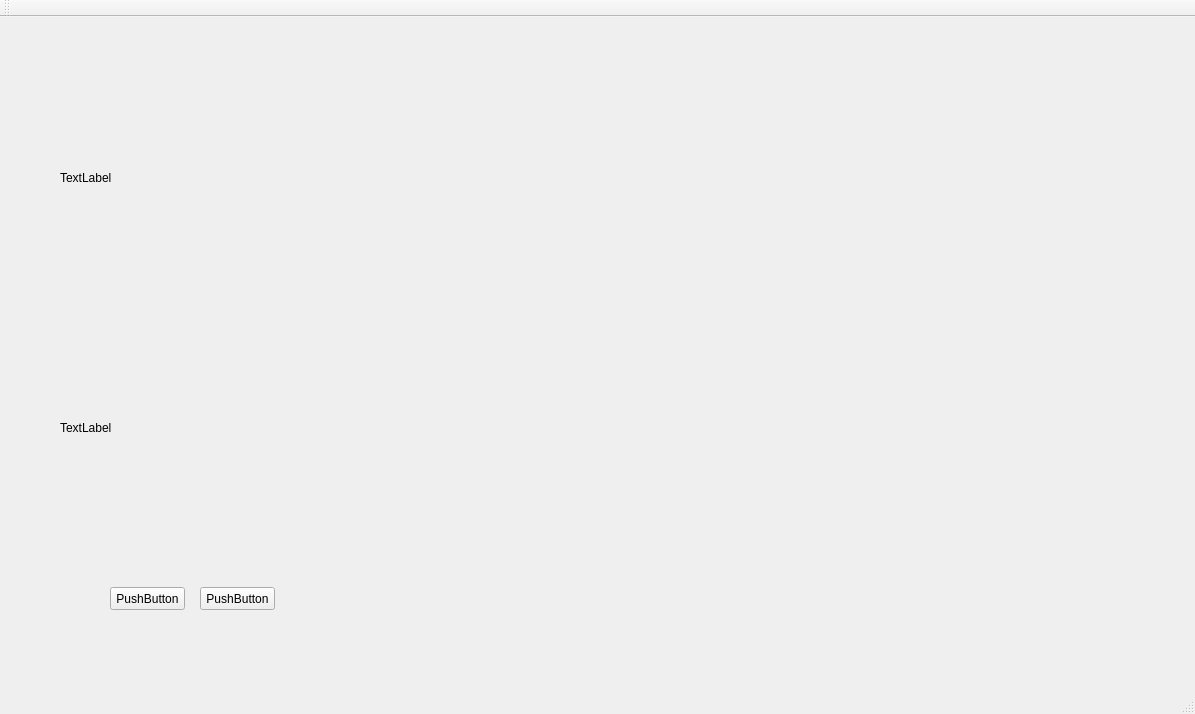
The window that mainwindow.ui (heathen557/show3DPointCloud) describes before a commit, drawn with Qt 5.
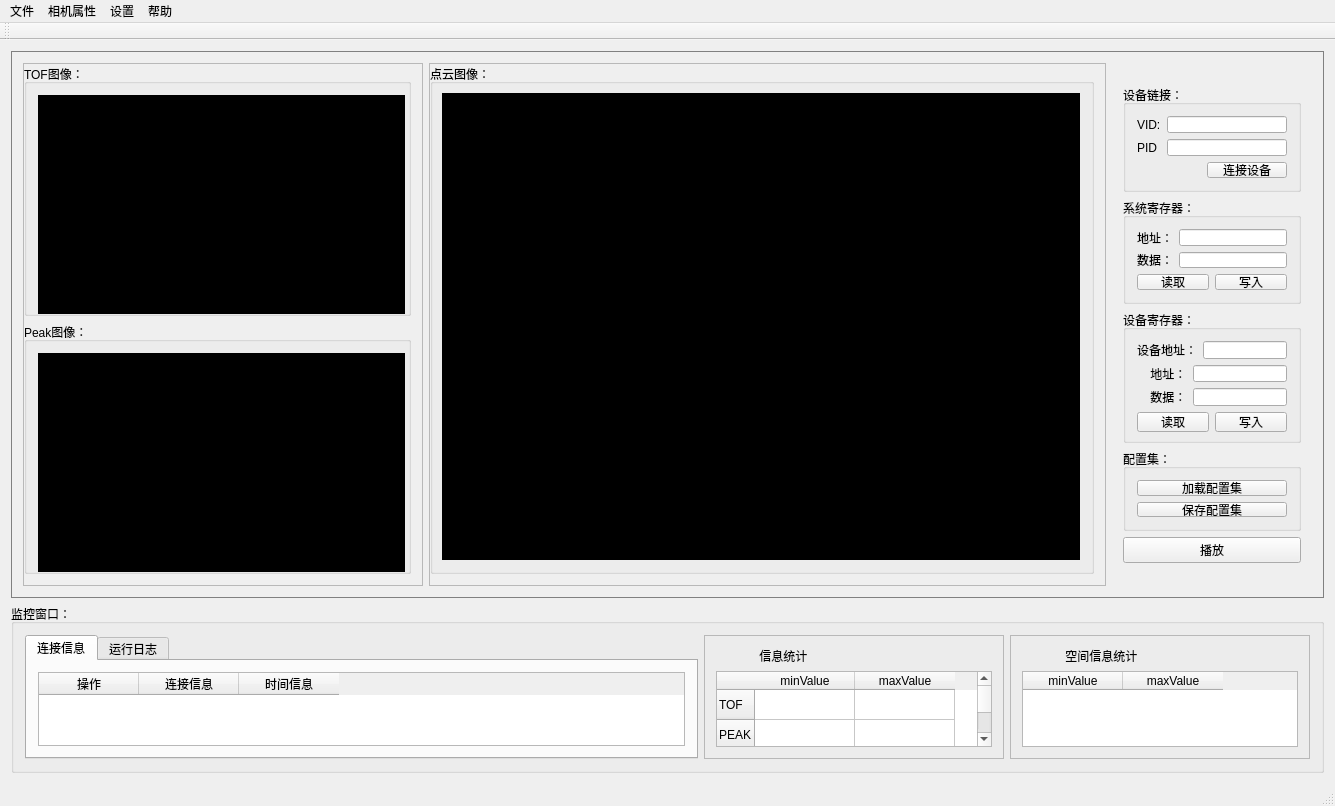
The same window after the commit. Icons and pictures are not drawn. Custom widgets are drawn as their Qt base class.

Commit message: 1、界面修改初版 2、显示正常，寄存器等操作功能还未添加； 3、点云显示时，未添加滤波，索引问题会导致显示颜色不正常； 4、下方日志等控件信息未添加； 5、文件保存信息未添加；

Patch:
```diff
--- a/mainwindow.ui
+++ b/mainwindow.ui
@@ -6,92 +6,718 @@
    <rect>
     <x>0</x>
     <y>0</y>
-    <width>1195</width>
-    <height>714</height>
+    <width>1335</width>
+    <height>806</height>
    </rect>
   </property>
+  <property name="minimumSize">
+   <size>
+    <width>1330</width>
+    <height>806</height>
+   </size>
+  </property>
   <property name="windowTitle">
-   <string>三维点云显示</string>
+   <string>芯视界USB设备测试程序</string>
+  </property>
+  <property name="windowIcon">
+   <iconset>
+    <normaloff>icon_1.png</normaloff>icon_1.png</iconset>
+  </property>
+  <property name="styleSheet">
+   <string notr="true"/>
+  </property>
+  <property name="tabShape">
+   <enum>QTabWidget::Rounded</enum>
   </property>
   <widget class="QWidget" name="centralWidget">
-   <widget class="GLWidget" name="widget" native="true">
-    <property name="geometry">
-     <rect>
-      <x>640</x>
-      <y>50</y>
-      <width>500</width>
-      <height>481</height>
-     </rect>
-    </property>
-    <property name="minimumSize">
-     <size>
-      <width>500</width>
-      <height>400</height>
-     </size>
-    </property>
-   </widget>
-   <widget class="QPushButton" name="pushButton">
-    <property name="geometry">
-     <rect>
-      <x>110</x>
-      <y>570</y>
-      <width>75</width>
-      <height>23</height>
-     </rect>
-    </property>
-    <property name="text">
-     <string>PushButton</string>
-    </property>
-   </widget>
-   <widget class="QPushButton" name="pushButton_2">
-    <property name="geometry">
-     <rect>
-      <x>200</x>
-      <y>570</y>
-      <width>75</width>
-      <height>23</height>
-     </rect>
-    </property>
-    <property name="text">
-     <string>PushButton</string>
-    </property>
-   </widget>
-   <widget class="QLabel" name="showTOF_label">
-    <property name="geometry">
-     <rect>
-      <x>60</x>
-      <y>50</y>
-      <width>531</width>
-      <height>221</height>
-     </rect>
-    </property>
-    <property name="text">
-     <string>TextLabel</string>
-    </property>
-   </widget>
-   <widget class="QLabel" name="showIntensity_label">
-    <property name="geometry">
-     <rect>
-      <x>60</x>
-      <y>300</y>
-      <width>531</width>
-      <height>221</height>
-     </rect>
-    </property>
-    <property name="text">
-     <string>TextLabel</string>
-    </property>
-   </widget>
+   <layout class="QGridLayout" name="gridLayout">
+    <item row="0" column="0">
+     <widget class="QFrame" name="frame_4">
+      <property name="styleSheet">
+       <string notr="true">QFrame#frame_4{
+border:1px solid grey;}</string>
+      </property>
+      <property name="frameShape">
+       <enum>QFrame::StyledPanel</enum>
+      </property>
+      <property name="frameShadow">
+       <enum>QFrame::Raised</enum>
+      </property>
+      <layout class="QGridLayout" name="gridLayout_7">
+       <item row="0" column="0">
+        <layout class="QHBoxLayout" name="horizontalLayout">
+         <item>
+          <widget class="QFrame" name="frame">
+           <property name="maximumSize">
+            <size>
+             <width>400</width>
+             <height>523</height>
+            </size>
+           </property>
+           <property name="styleSheet">
+            <string notr="true"/>
+           </property>
+           <property name="frameShape">
+            <enum>QFrame::StyledPanel</enum>
+           </property>
+           <property name="frameShadow">
+            <enum>QFrame::Raised</enum>
+           </property>
+           <layout class="QGridLayout" name="gridLayout_2">
+            <property name="leftMargin">
+             <number>0</number>
+            </property>
+            <property name="topMargin">
+             <number>0</number>
+            </property>
+            <item row="0" column="0">
+             <layout class="QVBoxLayout" name="verticalLayout">
+              <item>
+               <widget class="QGroupBox" name="groupBox">
+                <property name="styleSheet">
+                 <string notr="true">font:10pt &quot;黑体&quot;;</string>
+                </property>
+                <property name="title">
+                 <string>TOF图像：</string>
+                </property>
+                <layout class="QGridLayout" name="gridLayout_3">
+                 <item row="0" column="0">
+                  <widget class="QLabel" name="showTOF_label">
+                   <property name="minimumSize">
+                    <size>
+                     <width>367</width>
+                     <height>219</height>
+                    </size>
+                   </property>
+                   <property name="styleSheet">
+                    <string notr="true">border:1px solid black;
+background-color: rgb(0, 0, 0);</string>
+                   </property>
+                   <property name="text">
+                    <string/>
+                   </property>
+                  </widget>
+                 </item>
+                </layout>
+               </widget>
+              </item>
+              <item>
+               <widget class="QGroupBox" name="groupBox_2">
+                <property name="styleSheet">
+                 <string notr="true">font:10pt &quot;黑体&quot;;</string>
+                </property>
+                <property name="title">
+                 <string>Peak图像：</string>
+                </property>
+                <layout class="QGridLayout" name="gridLayout_4">
+                 <item row="0" column="0">
+                  <widget class="QLabel" name="showIntensity_label">
+                   <property name="minimumSize">
+                    <size>
+                     <width>367</width>
+                     <height>219</height>
+                    </size>
+                   </property>
+                   <property name="maximumSize">
+                    <size>
+                     <width>358</width>
+                     <height>16777215</height>
+                    </size>
+                   </property>
+                   <property name="styleSheet">
+                    <string notr="true">border:1px solid black;
+background-color: rgb(0, 0, 0);</string>
+                   </property>
+                   <property name="text">
+                    <string/>
+                   </property>
+                  </widget>
+                 </item>
+                </layout>
+               </widget>
+              </item>
+             </layout>
+            </item>
+           </layout>
+          </widget>
+         </item>
+         <item>
+          <widget class="QFrame" name="frame_3">
+           <property name="styleSheet">
+            <string notr="true"/>
+           </property>
+           <property name="frameShape">
+            <enum>QFrame::StyledPanel</enum>
+           </property>
+           <property name="frameShadow">
+            <enum>QFrame::Raised</enum>
+           </property>
+           <layout class="QGridLayout" name="gridLayout_5">
+            <property name="leftMargin">
+             <number>0</number>
+            </property>
+            <property name="topMargin">
+             <number>0</number>
+            </property>
+            <item row="0" column="0">
+             <widget class="QGroupBox" name="groupBox_3">
+              <property name="styleSheet">
+               <string notr="true">font:10pt &quot;黑体&quot;;</string>
+              </property>
+              <property name="title">
+               <string>点云图像：</string>
+              </property>
+              <layout class="QGridLayout" name="gridLayout_6">
+               <property name="leftMargin">
+                <number>9</number>
+               </property>
+               <property name="topMargin">
+                <number>9</number>
+               </property>
+               <item row="0" column="0">
+                <widget class="GLWidget" name="widget" native="true">
+                 <property name="minimumSize">
+                  <size>
+                   <width>0</width>
+                   <height>0</height>
+                  </size>
+                 </property>
+                 <property name="maximumSize">
+                  <size>
+                   <width>16777215</width>
+                   <height>485</height>
+                  </size>
+                 </property>
+                 <property name="styleSheet">
+                  <string notr="true">border:1px solid black;
+background-color: rgb(0, 0, 0);</string>
+                 </property>
+                 <zorder>frame_2</zorder>
+                 <zorder>frame_2</zorder>
+                 <zorder>frame_2</zorder>
+                 <zorder>frame_2</zorder>
+                </widget>
+               </item>
+              </layout>
+             </widget>
+            </item>
+           </layout>
+          </widget>
+         </item>
+         <item>
+          <widget class="QFrame" name="frame_2">
+           <property name="enabled">
+            <bool>true</bool>
+           </property>
+           <property name="sizePolicy">
+            <sizepolicy hsizetype="Preferred" vsizetype="Preferred">
+             <horstretch>0</horstretch>
+             <verstretch>0</verstretch>
+            </sizepolicy>
+           </property>
+           <property name="minimumSize">
+            <size>
+             <width>200</width>
+             <height>0</height>
+            </size>
+           </property>
+           <property name="maximumSize">
+            <size>
+             <width>200</width>
+             <height>500</height>
+            </size>
+           </property>
+           <property name="styleSheet">
+            <string notr="true"/>
+           </property>
+           <layout class="QGridLayout" name="gridLayout_12">
+            <item row="0" column="0">
+             <layout class="QVBoxLayout" name="verticalLayout_3">
+              <item>
+               <widget class="QGroupBox" name="groupBox_4">
+                <property name="maximumSize">
+                 <size>
+                  <width>16777215</width>
+                  <height>107</height>
+                 </size>
+                </property>
+                <property name="styleSheet">
+                 <string notr="true">font:10pt &quot;黑体&quot;;</string>
+                </property>
+                <property name="title">
+                 <string>设备链接：</string>
+                </property>
+                <layout class="QGridLayout" name="gridLayout_8">
+                 <item row="0" column="0">
+                  <layout class="QHBoxLayout" name="horizontalLayout_2">
+                   <item>
+                    <widget class="QLabel" name="label">
+                     <property name="text">
+                      <string>VID:</string>
+                     </property>
+                    </widget>
+                   </item>
+                   <item>
+                    <widget class="QLineEdit" name="VID_lineEdit"/>
+                   </item>
+                  </layout>
+                 </item>
+                 <item row="1" column="0">
+                  <layout class="QHBoxLayout" name="horizontalLayout_3">
+                   <item>
+                    <widget class="QLabel" name="label_2">
+                     <property name="text">
+                      <string>PID </string>
+                     </property>
+                    </widget>
+                   </item>
+                   <item>
+                    <widget class="QLineEdit" name="PID_lineEdit"/>
+                   </item>
+                  </layout>
+                 </item>
+                 <item row="2" column="0">
+                  <layout class="QHBoxLayout" name="horizontalLayout_7">
+                   <item>
+                    <spacer name="horizontalSpacer">
+                     <property name="orientation">
+                      <enum>Qt::Horizontal</enum>
+                     </property>
+                     <property name="sizeHint" stdset="0">
+                      <size>
+                       <width>40</width>
+                       <height>20</height>
+                      </size>
+                     </property>
+                    </spacer>
+                   </item>
+                   <item>
+                    <widget class="QPushButton" name="pushButton">
+                     <property name="styleSheet">
+                      <string notr="true">font:10pt &quot;黑体&quot;;</string>
+                     </property>
+                     <property name="text">
+                      <string>连接设备</string>
+                     </property>
+                    </widget>
+                   </item>
+                  </layout>
+                 </item>
+                </layout>
+               </widget>
+              </item>
+              <item>
+               <widget class="QGroupBox" name="groupBox_6">
+                <property name="maximumSize">
+                 <size>
+                  <width>16777215</width>
+                  <height>106</height>
+                 </size>
+                </property>
+                <property name="styleSheet">
+                 <string notr="true">font:10pt &quot;黑体&quot;;
+</string>
+                </property>
+                <property name="title">
+                 <string>系统寄存器：</string>
+                </property>
+                <layout class="QGridLayout" name="gridLayout_9">
+                 <item row="0" column="0">
+                  <layout class="QHBoxLayout" name="horizontalLayout_4">
+                   <item>
+                    <widget class="QLabel" name="label_3">
+                     <property name="text">
+                      <string>地址：</string>
+                     </property>
+                    </widget>
+                   </item>
+                   <item>
+                    <widget class="QLineEdit" name="lineEdit"/>
+                   </item>
+                  </layout>
+                 </item>
+                 <item row="1" column="0">
+                  <layout class="QHBoxLayout" name="horizontalLayout_5">
+                   <item>
+                    <widget class="QLabel" name="label_4">
+                     <property name="text">
+                      <string>数据：</string>
+                     </property>
+                    </widget>
+                   </item>
+                   <item>
+                    <widget class="QLineEdit" name="lineEdit_2"/>
+                   </item>
+                  </layout>
+                 </item>
+                 <item row="2" column="0">
+                  <layout class="QHBoxLayout" name="horizontalLayout_6">
+                   <item>
+                    <widget class="QPushButton" name="pushButton_3">
+                     <property name="text">
+                      <string>读取</string>
+                     </property>
+                    </widget>
+                   </item>
+                   <item>
+                    <widget class="QPushButton" name="pushButton_4">
+                     <property name="text">
+                      <string>写入</string>
+                     </property>
+                    </widget>
+                   </item>
+                  </layout>
+                 </item>
+                </layout>
+               </widget>
+              </item>
+              <item>
+               <widget class="QGroupBox" name="groupBox_7">
+                <property name="minimumSize">
+                 <size>
+                  <width>0</width>
+                  <height>0</height>
+                 </size>
+                </property>
+                <property name="styleSheet">
+                 <string notr="true">font:10pt &quot;黑体&quot;;</string>
+                </property>
+                <property name="title">
+                 <string>设备寄存器：</string>
+                </property>
+                <layout class="QGridLayout" name="gridLayout_10">
+                 <item row="0" column="0">
+                  <layout class="QHBoxLayout" name="horizontalLayout_8">
+                   <item>
+                    <widget class="QLabel" name="label_5">
+                     <property name="text">
+                      <string>设备地址：</string>
+                     </property>
+                    </widget>
+                   </item>
+                   <item>
+                    <widget class="QLineEdit" name="lineEdit_3"/>
+                   </item>
+                  </layout>
+                 </item>
+                 <item row="1" column="0">
+                  <layout class="QHBoxLayout" name="horizontalLayout_9">
+                   <item>
+                    <widget class="QLabel" name="label_7">
+                     <property name="text">
+                      <string>    地址：</string>
+                     </property>
+                    </widget>
+                   </item>
+                   <item>
+                    <widget class="QLineEdit" name="lineEdit_4"/>
+                   </item>
+                  </layout>
+                 </item>
+                 <item row="2" column="0">
+                  <layout class="QHBoxLayout" name="horizontalLayout_10">
+                   <item>
+                    <widget class="QLabel" name="label_8">
+                     <property name="text">
+                      <string>    数据：</string>
+                     </property>
+                    </widget>
+                   </item>
+                   <item>
+                    <widget class="QLineEdit" name="lineEdit_5"/>
+                   </item>
+                  </layout>
+                 </item>
+                 <item row="3" column="0">
+                  <layout class="QHBoxLayout" name="horizontalLayout_11">
+                   <item>
+                    <widget class="QPushButton" name="pushButton_5">
+                     <property name="minimumSize">
+                      <size>
+                       <width>0</width>
+                       <height>20</height>
+                      </size>
+                     </property>
+                     <property name="text">
+                      <string>读取</string>
+                     </property>
+                    </widget>
+                   </item>
+                   <item>
+                    <widget class="QPushButton" name="pushButton_6">
+                     <property name="minimumSize">
+                      <size>
+                       <width>0</width>
+                       <height>20</height>
+                      </size>
+                     </property>
+                     <property name="text">
+                      <string>写入</string>
+                     </property>
+                    </widget>
+                   </item>
+                  </layout>
+                 </item>
+                </layout>
+               </widget>
+              </item>
+              <item>
+               <widget class="QGroupBox" name="groupBox_8">
+                <property name="maximumSize">
+                 <size>
+                  <width>16777215</width>
+                  <height>82</height>
+                 </size>
+                </property>
+                <property name="title">
+                 <string>配置集：</string>
+                </property>
+                <layout class="QGridLayout" name="gridLayout_11">
+                 <item row="0" column="0">
+                  <layout class="QVBoxLayout" name="verticalLayout_2">
+                   <item>
+                    <widget class="QPushButton" name="pushButton_7">
+                     <property name="text">
+                      <string>加载配置集</string>
+                     </property>
+                    </widget>
+                   </item>
+                   <item>
+                    <widget class="QPushButton" name="pushButton_8">
+                     <property name="text">
+                      <string>保存配置集</string>
+                     </property>
+                    </widget>
+                   </item>
+                  </layout>
+                 </item>
+                </layout>
+               </widget>
+              </item>
+              <item>
+               <layout class="QHBoxLayout" name="horizontalLayout_12">
+                <item>
+                 <widget class="QPushButton" name="pushButton_2">
+                  <property name="styleSheet">
+                   <string notr="true">font:10pt &quot;黑体&quot;;</string>
+                  </property>
+                  <property name="text">
+                   <string>播放</string>
+                  </property>
+                 </widget>
+                </item>
+               </layout>
+              </item>
+             </layout>
+            </item>
+           </layout>
+          </widget>
+         </item>
+        </layout>
+       </item>
+      </layout>
+     </widget>
+    </item>
+    <item row="1" column="0">
+     <widget class="QGroupBox" name="groupBox_5">
+      <property name="maximumSize">
+       <size>
+        <width>16777215</width>
+        <height>180</height>
+       </size>
+      </property>
+      <property name="styleSheet">
+       <string notr="true">font:10pt &quot;黑体&quot;;</string>
+      </property>
+      <property name="title">
+       <string>监控窗口：</string>
+      </property>
+      <layout class="QGridLayout" name="gridLayout_16">
+       <item row="0" column="0">
+        <layout class="QHBoxLayout" name="horizontalLayout_13">
+         <item>
+          <widget class="QTabWidget" name="tabWidget">
+           <property name="currentIndex">
+            <number>0</number>
+           </property>
+           <widget class="QWidget" name="tab">
+            <attribute name="title">
+             <string>连接信息</string>
+            </attribute>
+            <layout class="QGridLayout" name="gridLayout_13">
+             <item row="0" column="0">
+              <widget class="QTableWidget" name="tableWidget_2">
+               <property name="styleSheet">
+                <string notr="true"/>
+               </property>
+               <column>
+                <property name="text">
+                 <string>操作</string>
+                </property>
+               </column>
+               <column>
+                <property name="text">
+                 <string>连接信息</string>
+                </property>
+               </column>
+               <column>
+                <property name="text">
+                 <string>时间信息</string>
+                </property>
+               </column>
+              </widget>
+             </item>
+            </layout>
+           </widget>
+           <widget class="QWidget" name="tab_2">
+            <attribute name="title">
+             <string>运行日志</string>
+            </attribute>
+           </widget>
+          </widget>
+         </item>
+         <item>
+          <widget class="QFrame" name="frame_6">
+           <property name="maximumSize">
+            <size>
+             <width>300</width>
+             <height>16777215</height>
+            </size>
+           </property>
+           <property name="frameShape">
+            <enum>QFrame::StyledPanel</enum>
+           </property>
+           <property name="frameShadow">
+            <enum>QFrame::Raised</enum>
+           </property>
+           <layout class="QGridLayout" name="gridLayout_15">
+            <item row="0" column="0">
+             <layout class="QVBoxLayout" name="verticalLayout_5">
+              <item>
+               <widget class="QLabel" name="label_11">
+                <property name="text">
+                 <string>             信息统计</string>
+                </property>
+               </widget>
+              </item>
+              <item>
+               <widget class="QTableWidget" name="tableWidget_4">
+                <property name="styleSheet">
+                 <string notr="true"/>
+                </property>
+                <row>
+                 <property name="text">
+                  <string>TOF</string>
+                 </property>
+                </row>
+                <row>
+                 <property name="text">
+                  <string>PEAK</string>
+                 </property>
+                </row>
+                <column>
+                 <property name="text">
+                  <string>minValue</string>
+                 </property>
+                </column>
+                <column>
+                 <property name="text">
+                  <string>maxValue</string>
+                 </property>
+                </column>
+               </widget>
+              </item>
+             </layout>
+            </item>
+           </layout>
+          </widget>
+         </item>
+         <item>
+          <widget class="QFrame" name="frame_5">
+           <property name="maximumSize">
+            <size>
+             <width>300</width>
+             <height>16777215</height>
+            </size>
+           </property>
+           <property name="frameShape">
+            <enum>QFrame::StyledPanel</enum>
+           </property>
+           <property name="frameShadow">
+            <enum>QFrame::Raised</enum>
+           </property>
+           <layout class="QGridLayout" name="gridLayout_14">
+            <item row="0" column="0">
+             <layout class="QVBoxLayout" name="verticalLayout_4">
+              <item>
+               <widget class="QLabel" name="label_9">
+                <property name="text">
+                 <string>             空间信息统计</string>
+                </property>
+               </widget>
+              </item>
+              <item>
+               <widget class="QTableWidget" name="tableWidget">
+                <property name="styleSheet">
+                 <string notr="true"/>
+                </property>
+                <column>
+                 <property name="text">
+                  <string>minValue</string>
+                 </property>
+                </column>
+                <column>
+                 <property name="text">
+                  <string>maxValue</string>
+                 </property>
+                </column>
+               </widget>
+              </item>
+             </layout>
+            </item>
+           </layout>
+          </widget>
+         </item>
+        </layout>
+       </item>
+      </layout>
+     </widget>
+    </item>
+   </layout>
   </widget>
   <widget class="QMenuBar" name="menuBar">
    <property name="geometry">
     <rect>
      <x>0</x>
      <y>0</y>
-     <width>1195</width>
+     <width>1335</width>
      <height>23</height>
     </rect>
    </property>
+   <widget class="QMenu" name="menu">
+    <property name="title">
+     <string>文件</string>
+    </property>
+   </widget>
+   <widget class="QMenu" name="menu_2">
+    <property name="title">
+     <string>相机属性</string>
+    </property>
+   </widget>
+   <widget class="QMenu" name="menu_3">
+    <property name="title">
+     <string>设置</string>
+    </property>
+   </widget>
+   <widget class="QMenu" name="menu_4">
+    <property name="title">
+     <string>帮助</string>
+    </property>
+   </widget>
+   <addaction name="menu"/>
+   <addaction name="menu_2"/>
+   <addaction name="menu_3"/>
+   <addaction name="menu_4"/>
   </widget>
   <widget class="QToolBar" name="mainToolBar">
    <attribute name="toolBarArea">
```
The commit also changes 5 other files.
